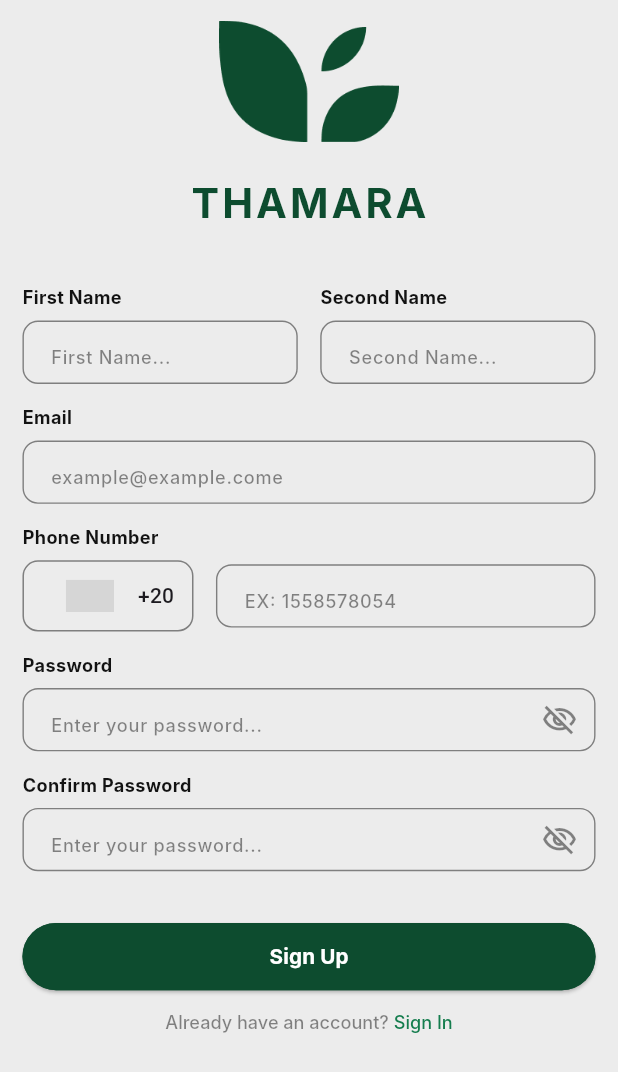
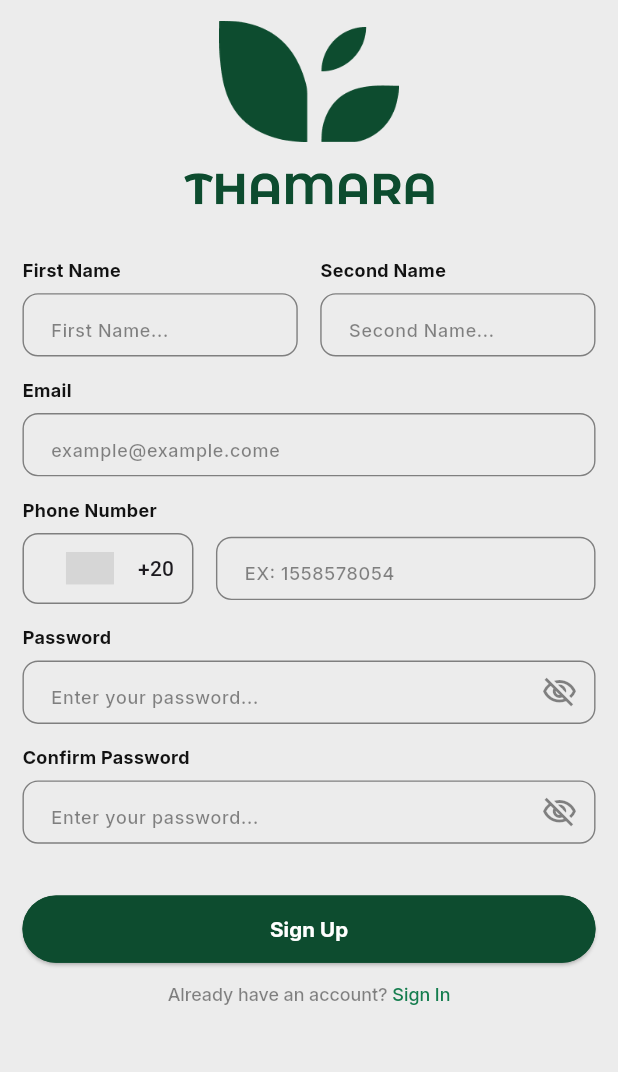
Before and after one commit to mariev-asheaa/Thamara, a Flutter app: the screen it shows after launch, after a tap on "Create New Account", on a phone screen of 412 x 824 dp. Shown: the top 1072 px of the screen. Run offline on Flutter 3.47's test engine with Material 3 defaults, Android fonts, the phone set to English and light mode, and no system bars; drawn by our look-alikes of country_code_picker; our stand-ins replace flutter_animate, flutter_screenutil, flutter_svg; grey boxes are pictures that could not be loaded.

Commit message:
replace Thamara text with SVG asset and add Inter fonts

```diff
--- a/lib/core/widgets/app_logo_text.dart
+++ /dev/null
@@ -1,21 +0,0 @@
-import 'package:flutter/cupertino.dart';
-import 'package:flutter_screenutil/flutter_screenutil.dart';
-import 'package:thamara/core/color_manager/app_colors.dart';
-
-class AppLogoText extends StatelessWidget {
-  const AppLogoText({super.key});
-
-  @override
-  Widget build(BuildContext context) {
-    return Text(
-      "THAMARA",
-      style: TextStyle(
-        fontFamily: 'Inter',
-        fontSize: 32.sp,
-        fontWeight: FontWeight.w700,
-        color: AppColors.primaryColor,
-        letterSpacing: 2,
-      ),
-    );
-  }
-}
--- /dev/null
+++ b/lib/core/widgets/thamara_text.dart
@@ -0,0 +1,16 @@
+import 'package:flutter/material.dart';
+import 'package:flutter_svg/flutter_svg.dart';
+import 'package:flutter_screenutil/flutter_screenutil.dart';
+
+class ThamaraText extends StatelessWidget {
+  const ThamaraText({super.key});
+
+  @override
+  Widget build(BuildContext context) {
+    return SvgPicture.asset(
+      'assets/images/thamara.svg',
+      width: 192.w,
+      height: 24.h,
+    );
+  }
+}
--- a/lib/features/auth/login/presentation/login_view.dart
+++ b/lib/features/auth/login/presentation/login_view.dart
@@ -1,7 +1,7 @@
 import 'package:flutter/material.dart';
 import 'package:flutter_screenutil/flutter_screenutil.dart';
 import 'package:thamara/core/widgets/app_logo.dart';
-import 'package:thamara/core/widgets/app_logo_text.dart';
+import 'package:thamara/core/widgets/thamara_text.dart';
 import 'package:thamara/core/color_manager/app_colors.dart';
 import 'package:thamara/features/auth/login/presentation/widgets/terms_and_policy_text.dart';
 
@@ -30,7 +30,7 @@ class LoginView extends StatelessWidget {
 
                   SizedBox(height: 25.h),
 
-                  const Hero(tag: 'app_logo_text', child: AppLogoText()),
+                  const Hero(tag: 'app_logo_text', child: ThamaraText()),
 
                   SizedBox(height: 41.h),
 
--- a/lib/features/auth/sign_up/presentation/sign_up_view.dart
+++ b/lib/features/auth/sign_up/presentation/sign_up_view.dart
@@ -5,7 +5,7 @@ import 'package:thamara/features/auth/sign_up/presentation/widgets/phone_field.d
 import 'package:thamara/features/auth/sign_up/presentation/widgets/user_name_field.dart';
 import '../../../../core/color_manager/app_colors.dart';
 import '../../../../core/widgets/app_logo.dart';
-import '../../../../core/widgets/app_logo_text.dart';
+import '../../../../core/widgets/thamara_text.dart';
 import '../../../../core/widgets/custome_button.dart';
 import '../../../../core/widgets/custome_labeld_field.dart';
 
@@ -29,7 +29,7 @@ class SignUpView extends StatelessWidget {
 
                   SizedBox(height: 24.h),
 
-                  const AppLogoText(),
+                  const ThamaraText(),
 
                   SizedBox(height: 41.h),
 
--- a/lib/features/splash/presentation/splash_view.dart
+++ b/lib/features/splash/presentation/splash_view.dart
@@ -4,7 +4,7 @@ import 'package:flutter_animate/flutter_animate.dart';
 import 'package:flutter_screenutil/flutter_screenutil.dart';
 import 'package:thamara/core/color_manager/app_colors.dart';
 import 'package:thamara/core/widgets/app_logo.dart';
-import 'package:thamara/core/widgets/app_logo_text.dart';
+import 'package:thamara/core/widgets/thamara_text.dart';
 
 import '../../auth/login/presentation/login_view.dart';
 
@@ -57,7 +57,7 @@ class _SplashViewState extends State<SplashView> {
 
             SizedBox(height: 20.h),
 
-            Hero(tag: 'app_logo_text', child: AppLogoText())
+            Hero(tag: 'app_logo_text', child: ThamaraText())
                 .animate(delay: 600.ms)
                 .fadeIn(duration: 400.ms)
                 .moveY(
```
Also changed, not shown: pubspec.yaml (+13 -6 lines), assets/fonts/Inter_18pt-Bold.ttf (added), assets/fonts/Inter_18pt-Medium.ttf (added), assets/fonts/Inter_18pt-Regular.ttf (added), assets/fonts/Inter_18pt-SemiBold.ttf (added), assets/images/thamara.svg (added), pubspec.lock.
